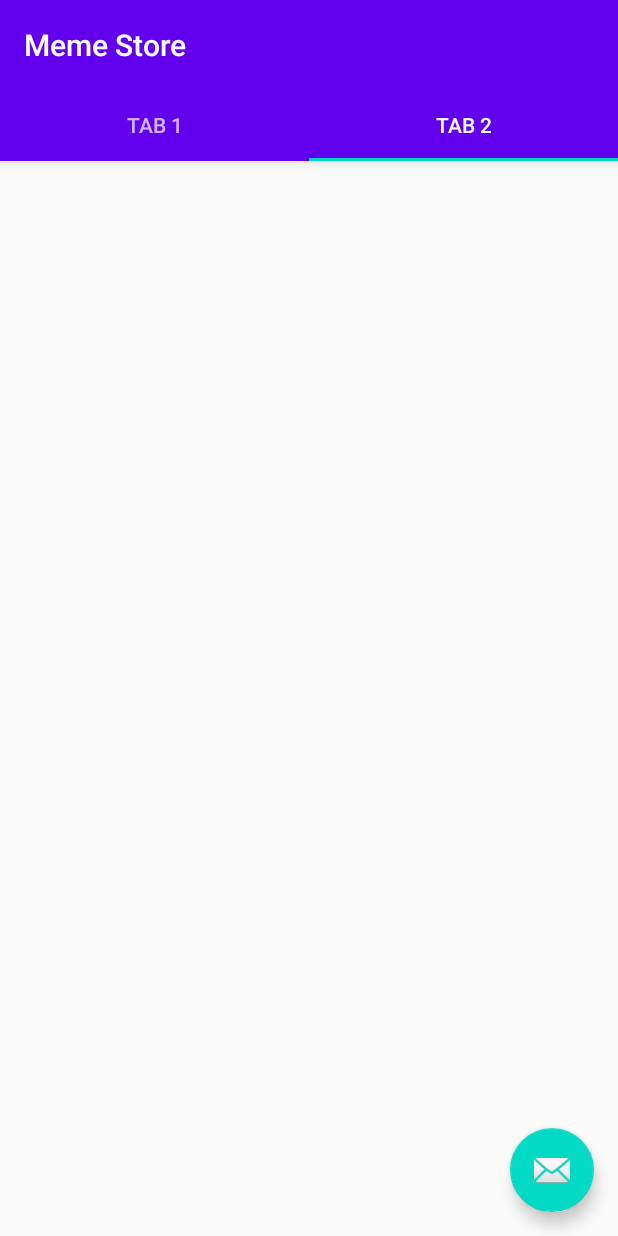
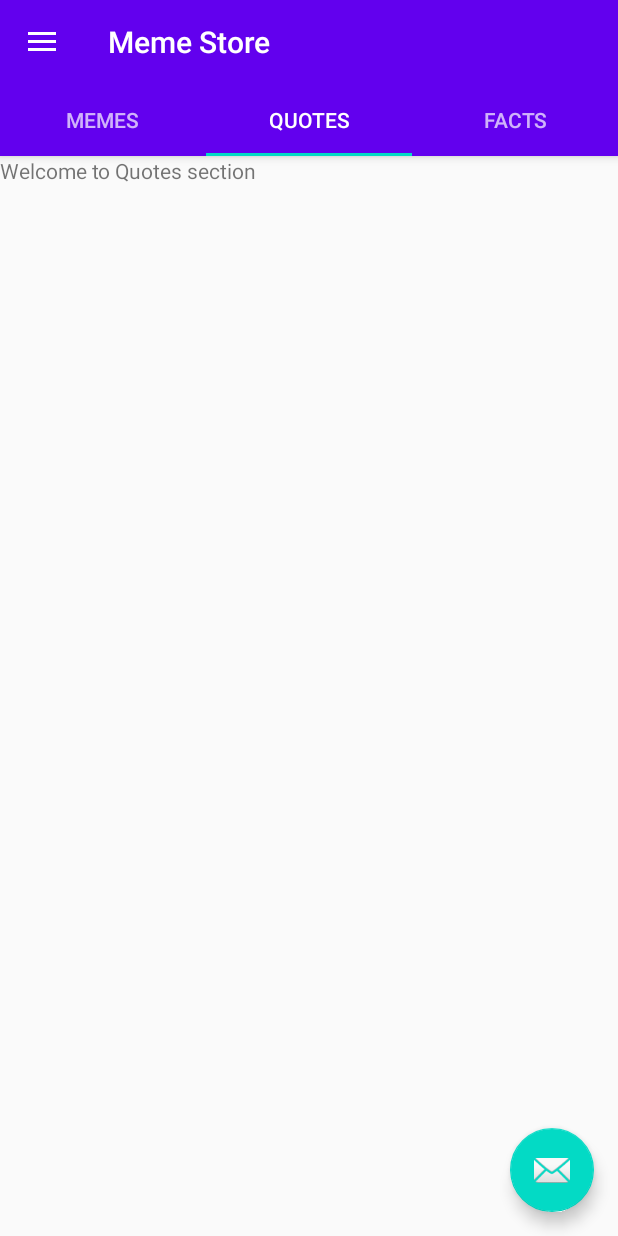
Before and after one commit to AmitSingh12345678/Meme-Store, an Android app: the screen it shows after launch (MainActivity), tab 2 chosen, on a phone screen of 412 x 824 dp. Run offline under Robolectric (Android 15) with nearby library versions, the phone set to English and light mode, and no system bars.

Commit message:
Navigation drawer and tab fragments added

```diff
--- a/app/build.gradle
+++ b/app/build.gradle
@@ -28,6 +28,7 @@ dependencies {
     implementation 'com.google.android.material:material:1.2.0'
     implementation 'androidx.constraintlayout:constraintlayout:2.0.1'
     implementation 'androidx.lifecycle:lifecycle-extensions:2.2.0'
+    implementation 'androidx.legacy:legacy-support-v4:1.0.0'
     testImplementation 'junit:junit:4.12'
     androidTestImplementation 'androidx.test.ext:junit:1.1.2'
     androidTestImplementation 'androidx.test.espresso:espresso-core:3.3.0'
--- a/app/src/main/java/com/example/memestore/MainActivity.java
+++ b/app/src/main/java/com/example/memestore/MainActivity.java
@@ -3,20 +3,29 @@ package com.example.memestore;
 import android.os.Bundle;
 
 import com.google.android.material.floatingactionbutton.FloatingActionButton;
+import com.google.android.material.navigation.NavigationView;
 import com.google.android.material.snackbar.Snackbar;
 import com.google.android.material.tabs.TabLayout;
 
+import androidx.annotation.NonNull;
+import androidx.appcompat.app.ActionBarDrawerToggle;
+import androidx.appcompat.widget.Toolbar;
+import androidx.drawerlayout.widget.DrawerLayout;
 import androidx.viewpager.widget.ViewPager;
 import androidx.appcompat.app.AppCompatActivity;
 
 import android.view.Menu;
 import android.view.MenuItem;
 import android.view.View;
+import android.widget.Toast;
 
 import com.example.memestore.ui.main.SectionsPagerAdapter;
 
 public class MainActivity extends AppCompatActivity {
-
+    DrawerLayout drawerLayout;
+    Toolbar toolbar;
+    ActionBarDrawerToggle actionBarDrawerToggle;
+    NavigationView navigationView;
     @Override
     protected void onCreate(Bundle savedInstanceState) {
         super.onCreate(savedInstanceState);
@@ -27,7 +36,18 @@ public class MainActivity extends AppCompatActivity {
         TabLayout tabs = findViewById(R.id.tabs);
         tabs.setupWithViewPager(viewPager);
         FloatingActionButton fab = findViewById(R.id.fab);
+        setUpToolbar();
+        navigationView=findViewById(R.id.navigation_menu);
+        navigationView.setNavigationItemSelectedListener(new NavigationView.OnNavigationItemSelectedListener() {
+            @Override
+            public boolean onNavigationItemSelected(@NonNull MenuItem item) {
+                switch (item.getItemId()){
+                    default:
+                }
 
+                return true;
+            }
+        });
         fab.setOnClickListener(new View.OnClickListener() {
             @Override
             public void onClick(View view) {
@@ -36,4 +56,24 @@ public class MainActivity extends AppCompatActivity {
             }
         });
     }
+
+    private void setUpToolbar() {
+        drawerLayout = findViewById(R.id.drawerLayout);
+        toolbar = findViewById(R.id.toolbar);
+        setSupportActionBar(toolbar);//we have to import androidx.appcompat.widget.Toolbar,as AS import old one
+        /**
+         * We use this as in style.xml,we set NoActionBar.It set this toolbar as actionbar.
+         * Press ctrl+Q for more information.
+         */
+        /**
+         * ActionBarDrawerToggle:This class provides a handy way to tie together the functionality of DrawerLayout
+         * and the framework ActionBar to implement the recommended design for navigation drawers.
+         * It is an helper class which helps us to sync both drawerLayout and toolbar.
+         * In the fourth and fifth parameter,we write when menu gets openned and closed respectively.
+         */
+        actionBarDrawerToggle=new ActionBarDrawerToggle(this,drawerLayout,toolbar,//CTRL+Q for more info
+                R.string.app_name,R.string.app_name);
+        drawerLayout.addDrawerListener(actionBarDrawerToggle);
+        actionBarDrawerToggle.syncState();//CTRL+Q for more info
+    }
 }
--- /dev/null
+++ b/app/src/main/java/com/example/memestore/factsFragment.java
@@ -0,0 +1,64 @@
+package com.example.memestore;
+
+import android.os.Bundle;
+
+import androidx.fragment.app.Fragment;
+
+import android.view.LayoutInflater;
+import android.view.View;
+import android.view.ViewGroup;
+
+/**
+ * A simple {@link Fragment} subclass.
+ * Use the {@link factsFragment#newInstance} factory method to
+ * create an instance of this fragment.
+ */
+public class factsFragment extends Fragment {
+
+    // TODO: Rename parameter arguments, choose names that match
+    // the fragment initialization parameters, e.g. ARG_ITEM_NUMBER
+    private static final String ARG_PARAM1 = "param1";
+    private static final String ARG_PARAM2 = "param2";
+
+    // TODO: Rename and change types of parameters
+    private String mParam1;
+    private String mParam2;
+
+    public factsFragment() {
+        // Required empty public constructor
+    }
+
+    /**
+     * Use this factory method to create a new instance of
+     * this fragment using the provided parameters.
+     *
+     * @param param1 Parameter 1.
+     * @param param2 Parameter 2.
+     * @return A new instance of fragment factsFragment.
+     */
+    // TODO: Rename and change types and number of parameters
+    public static factsFragment newInstance(String param1, String param2) {
+        factsFragment fragment = new factsFragment();
+        Bundle args = new Bundle();
+        args.putString(ARG_PARAM1, param1);
+        args.putString(ARG_PARAM2, param2);
+        fragment.setArguments(args);
+        return fragment;
+    }
+
+    @Override
+    public void onCreate(Bundle savedInstanceState) {
+        super.onCreate(savedInstanceState);
+        if (getArguments() != null) {
+            mParam1 = getArguments().getString(ARG_PARAM1);
+            mParam2 = getArguments().getString(ARG_PARAM2);
+        }
+    }
+
+    @Override
+    public View onCreateView(LayoutInflater inflater, ViewGroup container,
+                             Bundle savedInstanceState) {
+        // Inflate the layout for this fragment
+        return inflater.inflate(R.layout.fragment_facts, container, false);
+    }
+}
--- /dev/null
+++ b/app/src/main/java/com/example/memestore/memeFragment.java
@@ -0,0 +1,64 @@
+package com.example.memestore;
+
+import android.os.Bundle;
+
+import androidx.fragment.app.Fragment;
+
+import android.view.LayoutInflater;
+import android.view.View;
+import android.view.ViewGroup;
+
+/**
+ * A simple {@link Fragment} subclass.
+ * Use the {@link memeFragment#newInstance} factory method to
+ * create an instance of this fragment.
+ */
+public class memeFragment extends Fragment {
+
+    // TODO: Rename parameter arguments, choose names that match
+    // the fragment initialization parameters, e.g. ARG_ITEM_NUMBER
+    private static final String ARG_PARAM1 = "param1";
+    private static final String ARG_PARAM2 = "param2";
+
+    // TODO: Rename and change types of parameters
+    private String mParam1;
+    private String mParam2;
+
+    public memeFragment() {
+        // Required empty public constructor
+    }
+
+    /**
+     * Use this factory method to create a new instance of
+     * this fragment using the provided parameters.
+     *
+     * @param param1 Parameter 1.
+     * @param param2 Parameter 2.
+     * @return A new instance of fragment memeFragment.
+     */
+    // TODO: Rename and change types and number of parameters
+    public static memeFragment newInstance(String param1, String param2) {
+        memeFragment fragment = new memeFragment();
+        Bundle args = new Bundle();
+        args.putString(ARG_PARAM1, param1);
+        args.putString(ARG_PARAM2, param2);
+        fragment.setArguments(args);
+        return fragment;
+    }
+
+    @Override
+    public void onCreate(Bundle savedInstanceState) {
+        super.onCreate(savedInstanceState);
+        if (getArguments() != null) {
+            mParam1 = getArguments().getString(ARG_PARAM1);
+            mParam2 = getArguments().getString(ARG_PARAM2);
+        }
+    }
+
+    @Override
+    public View onCreateView(LayoutInflater inflater, ViewGroup container,
+                             Bundle savedInstanceState) {
+        // Inflate the layout for this fragment
+        return inflater.inflate(R.layout.fragment_meme, container, false);
+    }
+}
--- /dev/null
+++ b/app/src/main/java/com/example/memestore/quotesFragment.java
@@ -0,0 +1,64 @@
+package com.example.memestore;
+
+import android.os.Bundle;
+
+import androidx.fragment.app.Fragment;
+
+import android.view.LayoutInflater;
+import android.view.View;
+import android.view.ViewGroup;
+
+/**
+ * A simple {@link Fragment} subclass.
+ * Use the {@link quotesFragment#newInstance} factory method to
+ * create an instance of this fragment.
+ */
+public class quotesFragment extends Fragment {
+
+    // TODO: Rename parameter arguments, choose names that match
+    // the fragment initialization parameters, e.g. ARG_ITEM_NUMBER
+    private static final String ARG_PARAM1 = "param1";
+    private static final String ARG_PARAM2 = "param2";
+
+    // TODO: Rename and change types of parameters
+    private String mParam1;
+    private String mParam2;
+
+    public quotesFragment() {
+        // Required empty public constructor
+    }
+
+    /**
+     * Use this factory method to create a new instance of
+     * this fragment using the provided parameters.
+     *
+     * @param param1 Parameter 1.
+     * @param param2 Parameter 2.
+     * @return A new instance of fragment quotesFragment.
+     */
+    // TODO: Rename and change types and number of parameters
+    public static quotesFragment newInstance(String param1, String param2) {
+        quotesFragment fragment = new quotesFragment();
+        Bundle args = new Bundle();
+        args.putString(ARG_PARAM1, param1);
+        args.putString(ARG_PARAM2, param2);
+        fragment.setArguments(args);
+        return fragment;
+    }
+
+    @Override
+    public void onCreate(Bundle savedInstanceState) {
+        super.onCreate(savedInstanceState);
+        if (getArguments() != null) {
+            mParam1 = getArguments().getString(ARG_PARAM1);
+            mParam2 = getArguments().getString(ARG_PARAM2);
+        }
+    }
+
+    @Override
+    public View onCreateView(LayoutInflater inflater, ViewGroup container,
+                             Bundle savedInstanceState) {
+        // Inflate the layout for this fragment
+        return inflater.inflate(R.layout.fragment_quotes, container, false);
+    }
+}
--- a/app/src/main/java/com/example/memestore/ui/main/SectionsPagerAdapter.java
+++ b/app/src/main/java/com/example/memestore/ui/main/SectionsPagerAdapter.java
@@ -9,6 +9,9 @@ import androidx.fragment.app.FragmentManager;
 import androidx.fragment.app.FragmentPagerAdapter;
 
 import com.example.memestore.R;
+import com.example.memestore.factsFragment;
+import com.example.memestore.memeFragment;
+import com.example.memestore.quotesFragment;
 
 /**
  * A [FragmentPagerAdapter] that returns a fragment corresponding to
@@ -17,7 +20,7 @@ import com.example.memestore.R;
 public class SectionsPagerAdapter extends FragmentPagerAdapter {
 
     @StringRes
-    private static final int[] TAB_TITLES = new int[]{R.string.tab_text_1, R.string.tab_text_2};
+    private static final int[] TAB_TITLES = new int[]{R.string.tab_text_1, R.string.tab_text_2, R.string.tab_text_3};
     private final Context mContext;
 
     public SectionsPagerAdapter(Context context, FragmentManager fm) {
@@ -29,7 +32,20 @@ public class SectionsPagerAdapter extends FragmentPagerAdapter {
     public Fragment getItem(int position) {
         // getItem is called to instantiate the fragment for the given page.
         // Return a PlaceholderFragment (defined as a static inner class below).
-        return PlaceholderFragment.newInstance(position + 1);
+//        return PlaceholderFragment.newInstance(position + 1);
+        Fragment fragment = null;
+        switch (position) {
+            case 0:
+                fragment = new memeFragment();
+                break;
+            case 1:
+                fragment = new quotesFragment();
+                break;
+            case 2:
+                fragment = new factsFragment();
+                break;
+        }
+        return fragment;
     }
 
     @Nullable
@@ -40,7 +56,7 @@ public class SectionsPagerAdapter extends FragmentPagerAdapter {
 
     @Override
     public int getCount() {
-        // Show 2 total pages.
-        return 2;
+        // Show 3 total pages.
+        return 3;
     }
 }
--- a/app/src/main/res/layout/activity_main.xml
+++ b/app/src/main/res/layout/activity_main.xml
@@ -1,25 +1,30 @@
 <?xml version="1.0" encoding="utf-8"?>
-<androidx.coordinatorlayout.widget.CoordinatorLayout xmlns:android="http://schemas.android.com/apk/res/android"
+
+<androidx.drawerlayout.widget.DrawerLayout xmlns:android="http://schemas.android.com/apk/res/android"
     xmlns:app="http://schemas.android.com/apk/res-auto"
     xmlns:tools="http://schemas.android.com/tools"
+    android:id="@+id/drawerLayout"
     android:layout_width="match_parent"
     android:layout_height="match_parent"
+    android:fitsSystemWindows="true"
     tools:context=".MainActivity">
-
+<androidx.coordinatorlayout.widget.CoordinatorLayout
+    android:layout_width="match_parent"
+    android:layout_height="match_parent">
     <com.google.android.material.appbar.AppBarLayout
         android:layout_width="match_parent"
         android:layout_height="wrap_content"
         android:theme="@style/AppTheme.AppBarOverlay">
 
-        <TextView
-            android:id="@+id/title"
-            android:layout_width="wrap_content"
+
+        <androidx.appcompat.widget.Toolbar
+            android:id="@+id/toolbar"
+            android:layout_width="match_parent"
             android:layout_height="wrap_content"
-            android:gravity="center"
-            android:minHeight="?actionBarSize"
-            android:padding="@dimen/appbar_padding"
-            android:text="@string/app_name"
-            android:textAppearance="@style/TextAppearance.Widget.AppCompat.Toolbar.Title" />
+            android:background="@color/colorPrimary"
+            android:theme="@style/ThemeOverlay.AppCompat.Dark.ActionBar">
+
+        </androidx.appcompat.widget.Toolbar>
 
         <com.google.android.material.tabs.TabLayout
             android:id="@+id/tabs"
@@ -41,4 +46,14 @@
         android:layout_gravity="bottom|end"
         android:layout_margin="@dimen/fab_margin"
         app:srcCompat="@android:drawable/ic_dialog_email" />
-</androidx.coordinatorlayout.widget.CoordinatorLayout>
+  </androidx.coordinatorlayout.widget.CoordinatorLayout>
+    <com.google.android.material.navigation.NavigationView
+        android:layout_width="match_parent"
+        android:layout_height="match_parent"
+        android:id="@+id/navigation_menu"
+        android:layout_gravity="start"
+        app:menu="@menu/menu"
+        app:headerLayout="@layout/header">
+
+    </com.google.android.material.navigation.NavigationView>
+</androidx.drawerlayout.widget.DrawerLayout>
--- /dev/null
+++ b/app/src/main/res/layout/fragment_quotes.xml
@@ -0,0 +1,14 @@
+<?xml version="1.0" encoding="utf-8"?>
+<FrameLayout xmlns:android="http://schemas.android.com/apk/res/android"
+    xmlns:tools="http://schemas.android.com/tools"
+    android:layout_width="match_parent"
+    android:layout_height="match_parent"
+    tools:context=".quotesFragment">
+
+    <!-- TODO: Update blank fragment layout -->
+    <TextView
+        android:layout_width="match_parent"
+        android:layout_height="match_parent"
+        android:text="Welcome to Quotes section" />
+
+</FrameLayout>
--- /dev/null
+++ b/app/src/main/res/menu/menu.xml
@@ -0,0 +1,35 @@
+<?xml version="1.0" encoding="utf-8"?>
+<menu xmlns:app="http://schemas.android.com/apk/res-auto"
+    xmlns:android="http://schemas.android.com/apk/res/android">
+
+    <group
+        android:id="@+id/group1"
+        android:checkableBehavior="single">
+
+        <item
+            android:id="@+id/yourprofile"
+            android:title="Your Profile" />
+        <item
+            android:id="@+id/memes"
+            android:title="Memes" />
+        <item
+            android:id="@+id/quotes"
+            android:title="Quotes" />
+        <item
+            android:id="@+id/facts"
+            android:title="Facts" />
+    </group>
+    <group
+        android:id="@+id/group2"
+        android:checkableBehavior="single">
+        <item
+            android:id="@+id/settings"
+            android:title="Settings" />
+        <item
+            android:id="@+id/aboutUs"
+            android:title="About US" />
+        <item
+            android:id="@+id/logout"
+            android:title="Logout" />
+    </group>
+</menu>
--- a/app/src/main/res/values/strings.xml
+++ b/app/src/main/res/values/strings.xml
@@ -1,5 +1,8 @@
 <resources>
     <string name="app_name">Meme Store</string>
-    <string name="tab_text_1">Tab 1</string>
-    <string name="tab_text_2">Tab 2</string>
+    <string name="tab_text_1">Memes</string>
+    <string name="tab_text_2">Quotes</string>
+    <string name="tab_text_3">Facts</string>
+    <!-- TODO: Remove or change this placeholder text -->
+    <string name="hello_blank_fragment">Hello blank fragment</string>
 </resources>
--- a/app/src/main/res/values/styles.xml
+++ b/app/src/main/res/values/styles.xml
@@ -1,6 +1,6 @@
 <resources>
     <!-- Base application theme. -->
-    <style name="AppTheme" parent="Theme.AppCompat.Light.DarkActionBar">
+    <style name="AppTheme" parent="Theme.AppCompat.Light.NoActionBar">
         <!-- Customize your theme here. -->
         <item name="colorPrimary">@color/colorPrimary</item>
         <item name="colorPrimaryDark">@color/colorPrimaryDark</item>
```
Also changed, not shown: app/src/main/res/layout/fragment_facts.xml (added, +14 -0 lines), app/src/main/res/layout/fragment_meme.xml (added, +14 -0 lines), app/src/main/res/layout/header.xml (added, +27 -0 lines).
